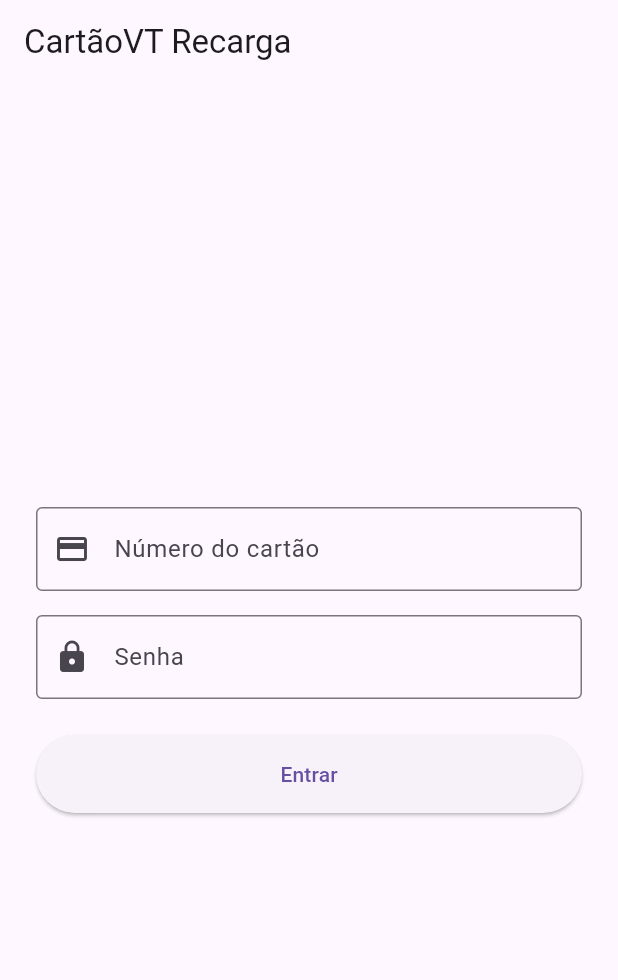
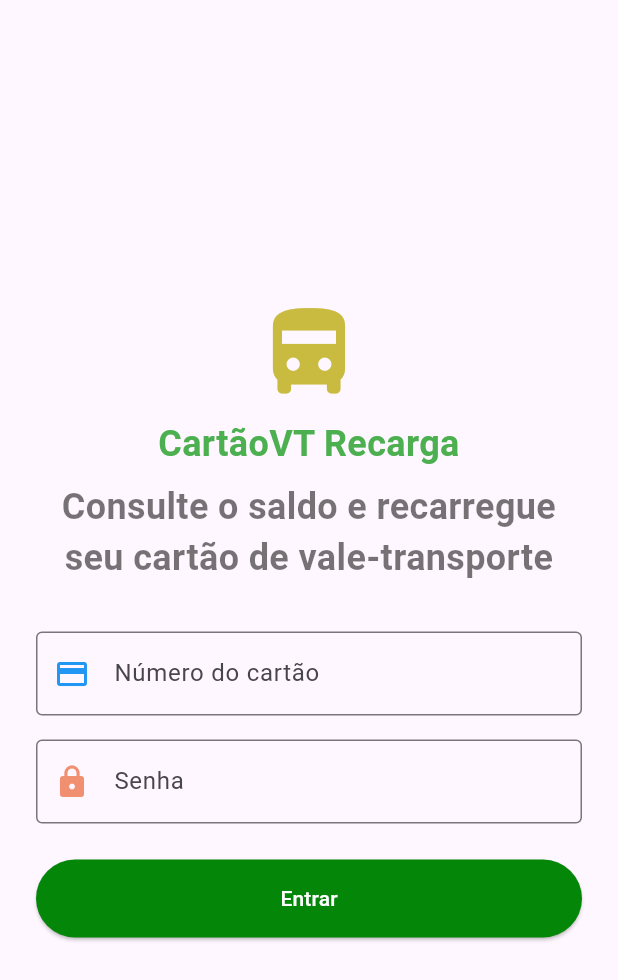
Before and after one commit to felipesilva2010/Cartao_VT, a Flutter app: the screen it shows after launch, on a phone screen of 412 x 824 dp. Shown: the top 980 px of the screen. Run offline on Flutter 3.47's test engine with Material 3 defaults, Android fonts, the phone set to English and light mode, and no system bars.

Commit message:
feat: adicionado ajustis nas telas 1 e 2 #2

```diff
--- a/catao_vt/lib/View/Login_Scree.dart
+++ b/catao_vt/lib/View/Login_Scree.dart
@@ -27,7 +27,7 @@ class _LoginScreenState extends State<LoginScreen> {
 
     final cartao = CartaoModel(
       numero: double.parse(_numeroController.text),
-      saldo: 0,
+      saldo: 100,
     );
     Navigator.of(context).push(
       MaterialPageRoute<void>(
@@ -39,7 +39,6 @@ class _LoginScreenState extends State<LoginScreen> {
   @override
   Widget build(BuildContext context) {
     return Scaffold(
-      appBar: AppBar(title: const Text('CartãoVT Recarga')),
       body: SafeArea(
         child: Center(
           child: SingleChildScrollView(
@@ -50,6 +49,32 @@ class _LoginScreenState extends State<LoginScreen> {
                 mainAxisSize: MainAxisSize.min,
                 crossAxisAlignment: CrossAxisAlignment.stretch,
                 children: [
+                  const Icon(
+                    Icons.directions_bus_filled,
+                    size: 72,
+                    color: Color.fromARGB(255, 201, 187, 64),
+                  ),
+                  const SizedBox(height: 8),
+                  const Text(
+                    'CartãoVT Recarga',
+                    textAlign: TextAlign.center,
+                    style: TextStyle(
+                      color: Colors.green,
+                      fontSize: 24,
+                      fontWeight: FontWeight.bold,
+                    ),
+                  ),
+                   const SizedBox(height: 8),
+                  const Text(
+                    'Consulte o saldo e recarregue seu cartão de vale-transporte',
+                    textAlign: TextAlign.center,
+                    style: TextStyle(
+                      color: Colors.black54,
+                      fontSize: 24,
+                      fontWeight: FontWeight.bold,
+                    ),
+                  ),
+                  const SizedBox(height: 32),
                   TextFormField(
                     controller: _numeroController,
                     keyboardType: TextInputType.number,
@@ -59,7 +84,10 @@ class _LoginScreenState extends State<LoginScreen> {
                     ],
                     decoration: const InputDecoration(
                       labelText: 'Número do cartão',
-                      prefixIcon: Icon(Icons.credit_card),
+                      prefixIcon: Icon(
+                        Icons.credit_card,
+                        color: Colors.blue,
+                      ),
                       border: OutlineInputBorder(),
                     ),
                     validator: (value) {
@@ -78,7 +106,10 @@ class _LoginScreenState extends State<LoginScreen> {
                     obscureText: true,
                     decoration: const InputDecoration(
                       labelText: 'Senha',
-                      prefixIcon: Icon(Icons.lock),
+                      prefixIcon: Icon(
+                        Icons.lock,
+                        color: Color.fromARGB(255, 241, 143, 113),
+                      ),
                       border: OutlineInputBorder(),
                     ),
                     validator: (value) {
--- a/catao_vt/lib/View/recarga_screen.dart
+++ b/catao_vt/lib/View/recarga_screen.dart
@@ -6,7 +6,7 @@ class RecargaScreen extends StatelessWidget {
   @override
   Widget build(BuildContext context) {
     return Scaffold(
-      appBar: AppBar(title: const Text('Recarga')),
+      appBar: AppBar(title: const Text('+ Recarga saldo')),
       body: const Center(child: Text('Tela 3 - Recarga')),
     );
   }
--- a/catao_vt/lib/app.dart
+++ b/catao_vt/lib/app.dart
@@ -12,6 +12,18 @@ class CartaoVTApp extends StatelessWidget {
       title: 'CartãoVT Recarga',
       theme: ThemeData(
         primarySwatch: Colors.green,
+        elevatedButtonTheme: ElevatedButtonThemeData(
+          style: ElevatedButton.styleFrom(
+            backgroundColor: const Color.fromARGB(255, 4, 134, 8),
+            foregroundColor: Colors.white,
+          ),
+        ),
+        textButtonTheme: TextButtonThemeData(
+          style: TextButton.styleFrom(
+            backgroundColor: Colors.green,
+            foregroundColor: Colors.white,
+          ),
+        ),
       ),
       home: const LoginScreen(),
     );
--- a/catao_vt/lib/model/cartão_model.dart
+++ b/catao_vt/lib/model/cartão_model.dart
@@ -7,11 +7,11 @@ class CartaoModel {
     this.numero,
     this.saldo,
   });
-  String formatarSaldo() {
-    if (saldo == null) return 'R\$ 100,00';
-    return 'R\$ ${saldo!.toStringAsFixed(2).replaceAll('.', ',')}';
+ String formatarSaldo() {
+    final valorFormatado = (saldo ?? 0).toStringAsFixed(2).replaceAll('.',',',
+    );
+    return 'R\$ $valorFormatado';
   }
-
 
   CartaoModel.fromJson(Map<String, dynamic> json) {
     numero = json['numero'];
```
Also changed, not shown: 1 other file.
